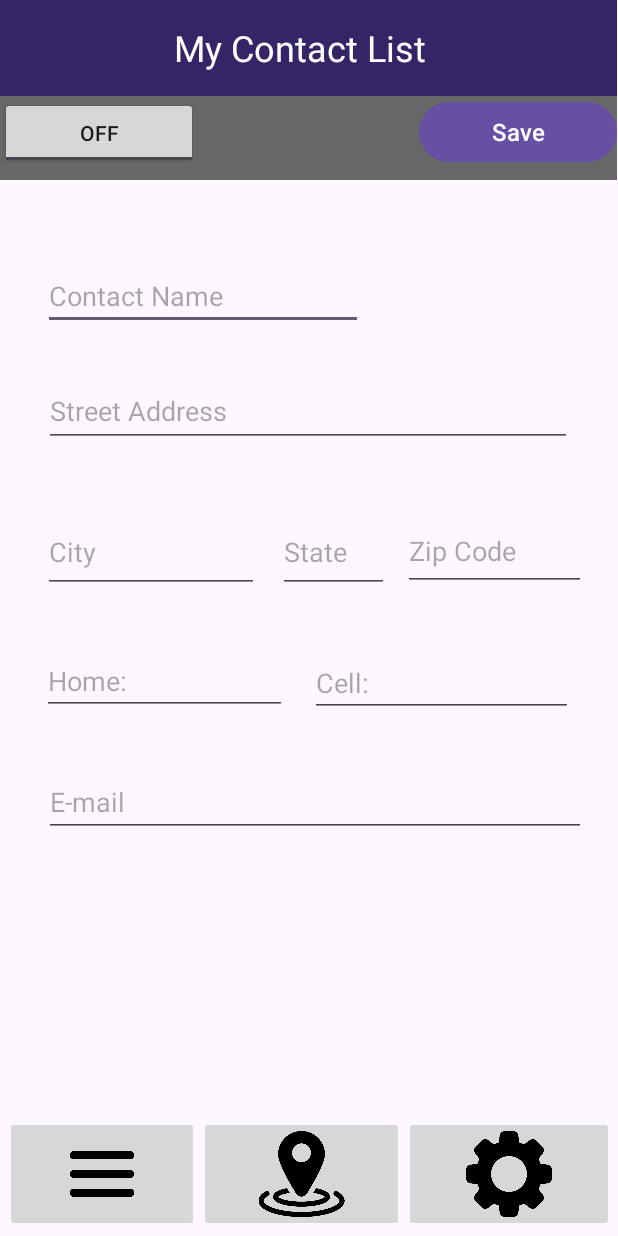
After one commit to etimethedime/MobileAppProject2, an Android app: the Chapter4_MyContactsActivity screen opened directly, with no data from a screen before it, on a phone screen of 412 x 824 dp. The commit adds this screen. Run offline under Robolectric (Android 15) with nearby library versions, the phone set to English and light mode, and no system bars.

Commit message:
3 new activities pt2

```diff
--- a/app/src/main/AndroidManifest.xml
+++ b/app/src/main/AndroidManifest.xml
@@ -13,6 +13,9 @@
         android:theme="@style/Theme.ChapterProject"
         tools:targetApi="31">
         <activity
+            android:name=".Chapter4_ContactListActivity"
+            android:exported="false" />
+        <activity
             android:name=".Chapter4_SettingsActivity"
             android:exported="false" />
         <activity
@@ -22,7 +25,7 @@
             android:name=".Chapter3_HelloAndroid"
             android:exported="false" />
         <activity
-            android:name=".Chapter4_MyContactList"
+            android:name=".Chapter4_MyContactsActivity"
             android:exported="false" />
         <activity
             android:name=".MainActivity"
--- a/app/src/main/java/com/example/chapterproject/Chapter4_MyContactList.java
+++ b/app/src/main/java/com/example/chapterproject/Chapter4_ContactListActivity.java
@@ -8,13 +8,13 @@ import androidx.core.graphics.Insets;
 import androidx.core.view.ViewCompat;
 import androidx.core.view.WindowInsetsCompat;
 
-public class Chapter4_MyContactList extends AppCompatActivity {
+public class Chapter4_ContactListActivity extends AppCompatActivity {
 
     @Override
     protected void onCreate(Bundle savedInstanceState) {
         super.onCreate(savedInstanceState);
         EdgeToEdge.enable(this);
-        setContentView(R.layout.activity_chapter4_my_contact_list);
+        setContentView(R.layout.activity_chapter4_contact_list);
         ViewCompat.setOnApplyWindowInsetsListener(findViewById(R.id.main), (v, insets) -> {
             Insets systemBars = insets.getInsets(WindowInsetsCompat.Type.systemBars());
             v.setPadding(systemBars.left, systemBars.top, systemBars.right, systemBars.bottom);
--- /dev/null
+++ b/app/src/main/java/com/example/chapterproject/Chapter4_MyContactsActivity.java
@@ -0,0 +1,26 @@
+package com.example.chapterproject;
+
+import android.os.Bundle;
+
+import androidx.activity.EdgeToEdge;
+import androidx.appcompat.app.AppCompatActivity;
+import androidx.core.graphics.Insets;
+import androidx.core.view.ViewCompat;
+import androidx.core.view.WindowInsetsCompat;
+
+public class Chapter4_MyContactsActivity extends AppCompatActivity {
+
+    @Override
+    protected void onCreate(Bundle savedInstanceState) {
+        super.onCreate(savedInstanceState);
+        EdgeToEdge.enable(this);
+        setContentView(R.layout.activity_chapter4_my_contacts);
+        ViewCompat.setOnApplyWindowInsetsListener(findViewById(R.id.main), (v, insets) -> {
+            Insets systemBars = insets.getInsets(WindowInsetsCompat.Type.systemBars());
+            v.setPadding(systemBars.left, systemBars.top, systemBars.right, systemBars.bottom);
+            return insets;
+        });
+    }
+
+
+}
--- a/app/src/main/res/layout/activity_chapter4_my_contact_list.xml
+++ b/app/src/main/res/layout/activity_chapter4_my_contacts.xml
@@ -5,7 +5,7 @@
     android:id="@+id/main"
     android:layout_width="match_parent"
     android:layout_height="match_parent"
-    tools:context=".Chapter4_MyContactList">
+    tools:context=".Chapter4_MyContactsActivity">
 
     <LinearLayout
         android:id="@+id/linearLayout2"
```
Also changed, not shown: app/src/main/res/layout/activity_chapter4_contact_list.xml (added, +10 -0 lines).
